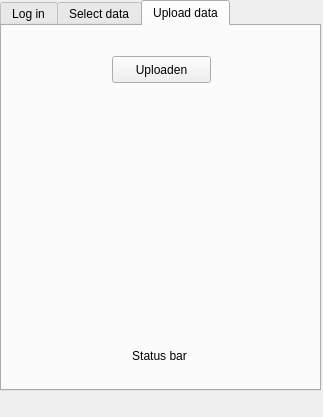
Before: the Qt Designer form dockwidget.ui in nens/lizard_qgis_plugin, drawn with Qt 5.
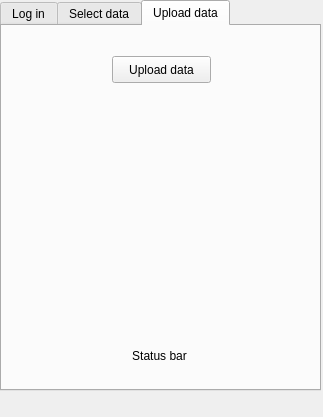
After: the same form once the commit is applied. The open tabs and pages were chosen to show the change.

Commit message: Tabs are called by tab_constants.

```diff
--- a/dockwidget.ui
+++ b/dockwidget.ui
@@ -251,7 +251,7 @@
        </rect>
       </property>
       <property name="text">
-       <string>Uploaden</string>
+       <string>Upload data</string>
       </property>
      </widget>
      <widget class="QLabel" name="status_bar_upload_data">
```
The commit also changes 2 other files.
